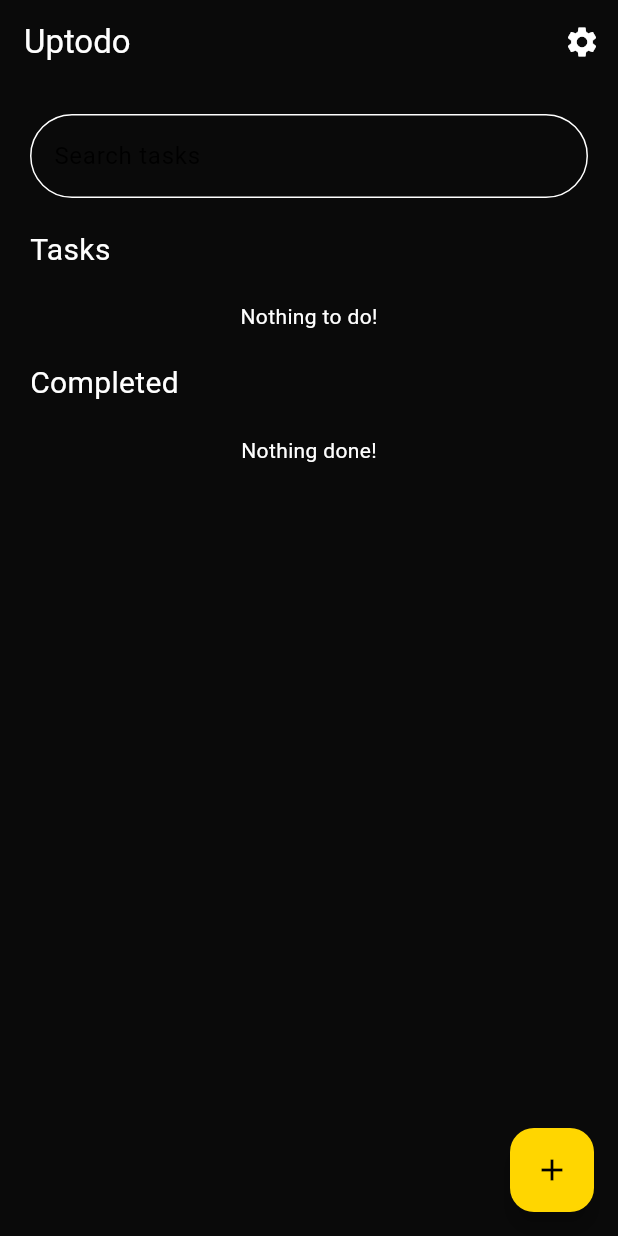
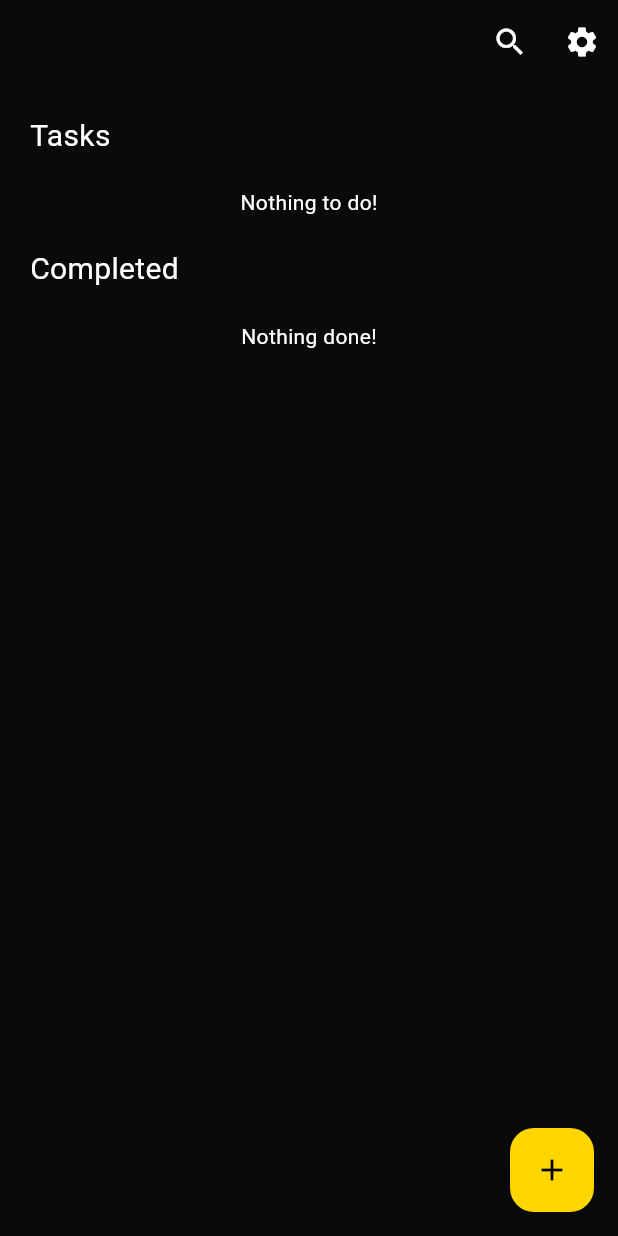
Before and after one commit to Hedevgare/uptodo, a Flutter app: the screen it shows after launch, on a phone screen of 412 x 824 dp. Run offline on Flutter 3.47's test engine with Material 3 defaults, Android fonts, the phone set to English and light mode, and no system bars; our stand-ins replace sqflite; accounts and stored records are empty.

Commit message:
Add toggle home search bar

```diff
--- a/lib/views/home.dart
+++ b/lib/views/home.dart
@@ -15,6 +15,7 @@ class MyHomePage extends StatefulWidget {
 
 class _MyHomePageState extends State<MyHomePage> {
   late TextEditingController controller;
+  bool showSearch = false;
 
   @override
   void initState() {
@@ -28,12 +29,22 @@ class _MyHomePageState extends State<MyHomePage> {
     super.dispose();
   }
 
+  void toggleSearch() {
+    setState(() {
+      showSearch = !showSearch;
+    });
+  }
+
   @override
   Widget build(BuildContext context) {
     return Scaffold(
       appBar: AppBar(
-        title: Text(widget.title),
+        // title: Text(widget.title),
         actions: <Widget>[
+          IconButton(
+            onPressed: toggleSearch,
+              icon: const Icon(Icons.search),
+          ),
           IconButton(
               onPressed: () {
                 ScaffoldMessenger.of(context).showSnackBar(
@@ -44,18 +55,18 @@ class _MyHomePageState extends State<MyHomePage> {
         ],
       ),
       body: SingleChildScrollView(
-        padding: const EdgeInsets.all(20.0),
+        padding: const EdgeInsets.fromLTRB(20.0, 0, 20.0, 20.0),
         child: Column(
           crossAxisAlignment: CrossAxisAlignment.start,
           children: [
-            TextField(
+            showSearch ? TextField(
               controller: controller,
               decoration: const InputDecoration(
                   hintText: "Search tasks",
                   border: OutlineInputBorder(
                       borderRadius: BorderRadius.all(Radius.circular(50.0)))),
               onTapOutside: (e) => FocusScope.of(context).unfocus(),
-            ),
+            ) : const SizedBox.shrink(),
             const SizedBox(
               height: 20,
             ),
```
Also changed, not shown: lib/ui/task_item_list.dart (+12 -12 lines).
